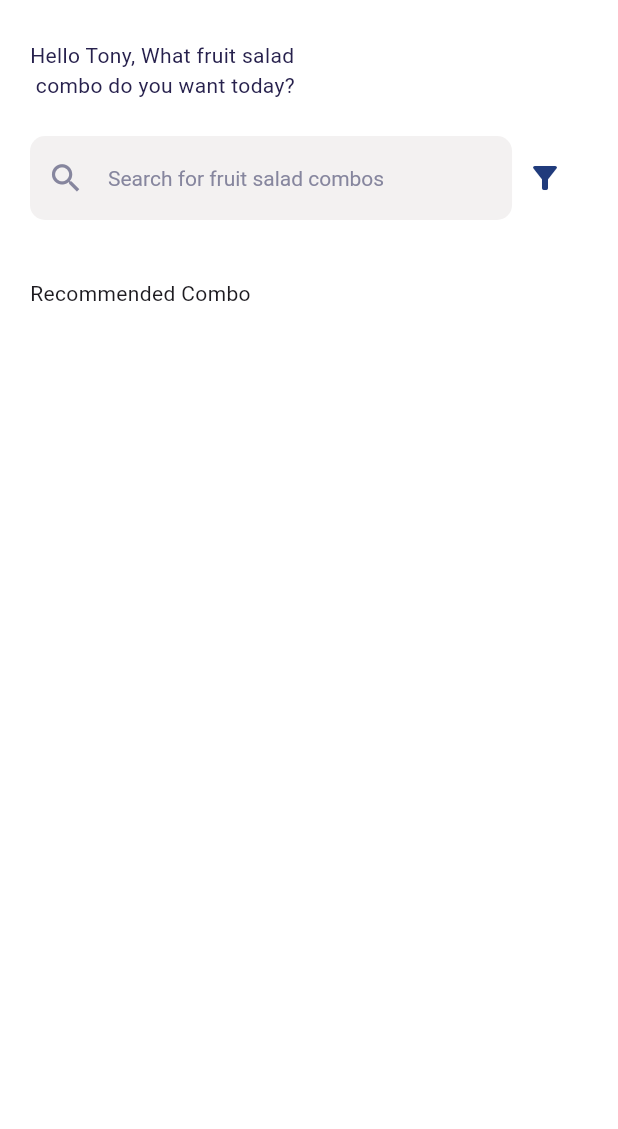
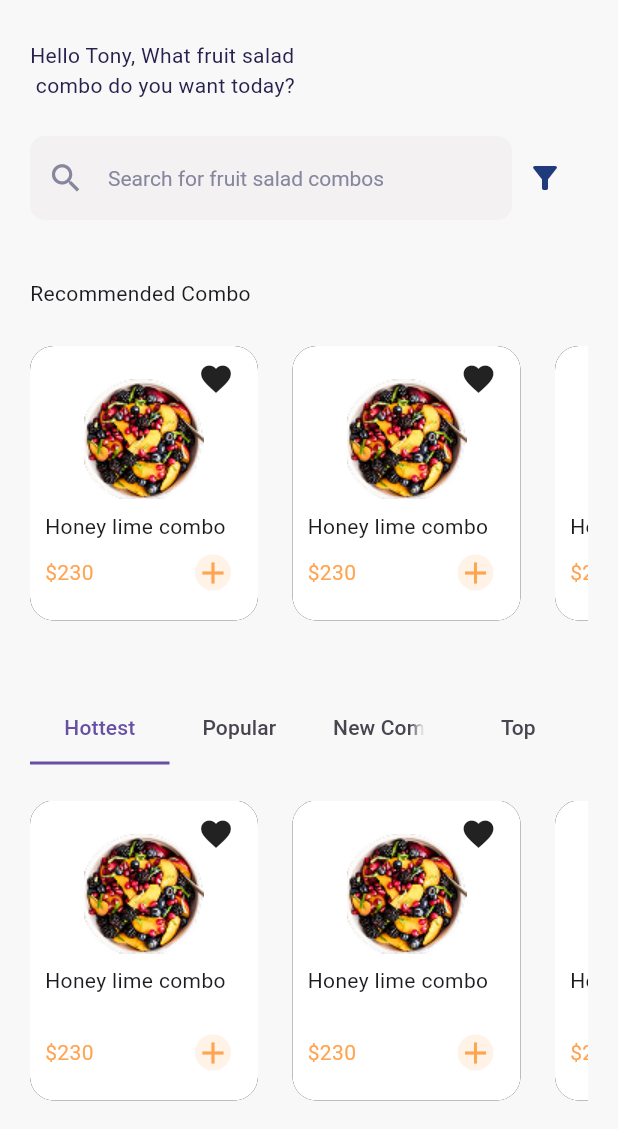
Before and after one commit to rakibul6670/food_e-commerce_app, a Flutter app: the AuthenticationScreen screen opened directly, after a tap on "Start Ordering", on a phone screen of 412 x 824 dp, the part 107-1236 px from its top. Run offline on Flutter 3.47's test engine with Material 3 defaults, Android fonts, the light colour scheme and no system bars.

Commit message:
dashboard ,details ,favorites and basktet screen ui complete

```diff
--- a/lib/ui/screens/authentication_screen.dart
+++ b/lib/ui/screens/authentication_screen.dart
@@ -1,6 +1,7 @@
 import 'package:flutter/material.dart';
 import 'package:food_ecommerce_app/core/constants/assets_images_path.dart';
 import 'package:food_ecommerce_app/ui/screens/home_screen.dart';
+import 'package:food_ecommerce_app/ui/widgets/custom_text_button.dart';
 
 class AuthenticationScreen extends StatelessWidget {
   const AuthenticationScreen({super.key});
@@ -90,30 +91,16 @@ class AuthenticationScreen extends StatelessWidget {
 
                 SizedBox(height: 42),
                 //--------------------------- Lets Gets Button ----------
-                SizedBox(
-                  height: 56,
+                CustomTextButton(
                   width: screenWidth * .80,
-                  child: FilledButton(
-                    style: FilledButton.styleFrom(
-                      backgroundColor: theme.primaryColor,
-                      foregroundColor: Colors.white,
-                      shape: RoundedRectangleBorder(
-                        borderRadius: BorderRadius.circular(10),
-                      ),
-                    ),
-                    onPressed: () {
+                  buttonName: "Start Ordering ",
+                  onpressed: () {
                     Navigator.pushAndRemoveUntil(
                       context,
                       MaterialPageRoute(builder: (context) => HomeScreen()),
                       (predicate) => false,
                     );
-
-                      // Navigator.pushNamedAndRemoveUntil(context, MaterialPageRoute(
-                      //   builder: (context)=> AuthenticationScreen(),
-                      //   ( predicate)=> false);
                   },
-                    child: Text("Start Ordering"),
-                  ),
                 ),
               ],
             ),
--- a/lib/ui/screens/home_screen.dart
+++ b/lib/ui/screens/home_screen.dart
@@ -1,19 +1,34 @@
 import 'package:flutter/material.dart';
 import 'package:food_ecommerce_app/core/constants/assets_icons_path.dart';
+import 'package:food_ecommerce_app/ui/screens/my_basket_screen.dart';
+import 'package:food_ecommerce_app/ui/screens/my_favorites_screen.dart';
+import 'package:food_ecommerce_app/ui/widgets/categories_food_section.dart';
+import 'package:food_ecommerce_app/ui/widgets/icon_label_button.dart';
+import 'package:food_ecommerce_app/ui/widgets/recommended_food_section.dart';
 
-class HomeScreen extends StatelessWidget {
+class HomeScreen extends StatefulWidget {
   const HomeScreen({super.key});
 
   @override
+  State<HomeScreen> createState() => _HomeScreenState();
+}
+
+class _HomeScreenState extends State<HomeScreen>
+    with SingleTickerProviderStateMixin {
+  //================== Tab Controller =================
+  late TabController tabController = TabController(length: 4, vsync: this);
+
+  @override
   Widget build(BuildContext context) {
-    final screenHeight = MediaQuery.of(context).size.height;
+    //  final screenHeight = MediaQuery.of(context).size.height;
     final screenWidth = MediaQuery.of(context).size.width;
     final theme = Theme.of(context);
     return Scaffold(
-      backgroundColor: theme.scaffoldBackgroundColor,
+      backgroundColor: Color(0xffF8F8F8),
 
       //---------------------------- Body Section ----------------------------
       body: SafeArea(
+        child: SingleChildScrollView(
           child: Padding(
             padding: const EdgeInsets.symmetric(horizontal: 20),
             child: Column(
@@ -29,65 +44,50 @@ class HomeScreen extends StatelessWidget {
 
                     Spacer(),
 
-                  //----------- Favorited icon button ----
-                  SizedBox(
+                    //----------- Favorited icon button ------
+                    IconLabelButton(
                       height: 42,
                       width: 24,
-                    child: Column(
-                      //mainAxisAlignment: MainAxisAlignment.start,
-                      children: [
-                        Image.asset(
+                      onTap: () => Navigator.push(
+                        context,
+                        MaterialPageRoute(
+                          builder: (context) => MyFavoritesScreen(),
+                        ),
+                      ),
+                      icon: Image.asset(
                         AssetsIconsPath.favorites,
                         height: 24,
                         width: 24,
                       ),
-                        Text(
-                          "fav",
-                          style: TextStyle(
-                            fontSize: 10,
-                            color: Color(0xff27214D),
+                      label: "fav",
+                    ),
+
+                    //----------- Cart icon button ----------
+                    IconLabelButton(
+                      onTap: () => Navigator.push(
+                        context,
+                        MaterialPageRoute(
+                          builder: (context) => MyBasketScreen(),
                         ),
                       ),
-                      ],
-                    ),
-                  ),
-
-                  //----------- Cart icon button ----
-                  SizedBox(
-                    height: 41,
-                    //width: 42,
-                    child: Column(
-                      children: [
-                        Icon(
+                      icon: Icon(
                         Icons.shopping_cart,
                         color: theme.primaryColor,
                         size: 25,
                       ),
-                        // Image.asset(
-                        //   AssetsIconsPath.shoppingBasket,
-                        //   height: 50, //24
-                        //   width: 50, //24
-                        //   fit: BoxFit.cover,
-                        // ),
-                        Text(
-                          "My basket",
-                          style: TextStyle(
-                            fontSize: 10,
-                            color: Color(0xff27214D),
-                          ),
-                        ),
-                      ],
-                    ),
+                      label: "My basket",
                     ),
                   ],
                 ),
 
                 //---------------- Title -------------------
                 SizedBox(height: 24),
+
                 Text(
                   "Hello Tony, What fruit salad \n combo do you want today?",
                   style: TextStyle(color: Color(0xff27214D)),
                 ),
+
                 SizedBox(height: 24),
 
                 //--------------- Search and Filter Section -------------
@@ -121,10 +121,22 @@ class HomeScreen extends StatelessWidget {
                   ],
                 ),
 
+                //========================== Recommended Food Section =============
                 //--------------- Section title -------------------
                 SizedBox(height: 39),
                 Text("Recommended Combo"),
+                SizedBox(height: 25),
+
+                RecommendedFoodSection(),
+
+                SizedBox(height: 48),
+
+                //========================= Bottom Categories Food Card ==============
+                CategoriesFoodSection(tabController: tabController),
+                //SizedBox(height: screenHeight < 700 ? 35 : 0),
+                SizedBox(height: 30),
               ],
+            ),
           ),
         ),
       ),
--- /dev/null
+++ b/lib/ui/widgets/categories_food_section.dart
@@ -0,0 +1,52 @@
+import 'package:flutter/material.dart';
+import 'package:food_ecommerce_app/ui/widgets/recommended_food_section.dart';
+
+class CategoriesFoodSection extends StatelessWidget {
+  final TabController tabController;
+
+  const CategoriesFoodSection({super.key, required this.tabController});
+
+  @override
+  Widget build(BuildContext context) {
+    return Column(
+      children: [
+        TabBar(
+          dividerColor: Colors.transparent,
+          indicatorSize: TabBarIndicatorSize.tab,
+          //dragStartBehavior: DragStartBehavior.down,
+          controller: tabController,
+
+          tabs: [
+            Tab(text: "Hottest"),
+            Tab(text: "Popular"),
+            Tab(text: "New Combo"),
+            // Tab(
+            //   child: Text(
+            //     "New Combo",
+            //     style: TextStyle(color: Color(0xff938DB5), fontSize: 16),
+            //   ),
+            // ),
+            Tab(text: "Top"),
+          ],
+        ),
+        SizedBox(height: 24),
+
+        SizedBox(
+          height: 200,
+          child: DefaultTabController(
+            initialIndex: 0,
+            length: 4,
+            child: TabBarView(
+              children: [
+                RecommendedFoodSection(),
+                RecommendedFoodSection(),
+                RecommendedFoodSection(),
+                RecommendedFoodSection(),
+              ],
+            ),
+          ),
+        ),
+      ],
+    );
+  }
+}
--- /dev/null
+++ b/lib/ui/widgets/custom_text_button.dart
@@ -0,0 +1,37 @@
+import 'package:flutter/material.dart';
+
+class CustomTextButton extends StatelessWidget {
+  final double? height;
+  final double width;
+  final String buttonName;
+  final VoidCallback onpressed;
+
+  const CustomTextButton({
+    super.key,
+    this.height,
+    required this.width,
+    required this.buttonName,
+    required this.onpressed,
+  });
+
+  @override
+  Widget build(BuildContext context) {
+    final theme = Theme.of(context);
+
+    return SizedBox(
+      height: height ?? 56,
+      width: width,
+      child: FilledButton(
+        style: FilledButton.styleFrom(
+          backgroundColor: theme.primaryColor,
+          foregroundColor: Colors.white,
+          shape: RoundedRectangleBorder(
+            borderRadius: BorderRadius.circular(10),
+          ),
+        ),
+        onPressed: onpressed,
+        child: Text(buttonName),
+      ),
+    );
+  }
+}
--- /dev/null
+++ b/lib/ui/widgets/icon_label_button.dart
@@ -0,0 +1,41 @@
+import 'package:flutter/material.dart';
+
+class IconLabelButton extends StatelessWidget {
+  final VoidCallback onTap;
+  final Widget icon;
+  final double? height;
+  final double? width;
+  final String label;
+
+  const IconLabelButton({
+    super.key,
+    required this.onTap,
+    required this.icon,
+    this.height,
+    required this.label,
+    this.width,
+  });
+
+  @override
+  Widget build(BuildContext context) {
+    // final theme = Theme.of(context);
+
+    return GestureDetector(
+      onTap: onTap,
+      child: SizedBox(
+        height: height ?? 41,
+        width: width,
+        child: Column(
+          children: [
+            icon,
+
+            Text(
+              label,
+              style: TextStyle(fontSize: 10, color: Color(0xff27214D)),
+            ),
+          ],
+        ),
+      ),
+    );
+  }
+}
--- /dev/null
+++ b/lib/ui/widgets/on_tap_icon_button.dart
@@ -0,0 +1,37 @@
+import 'package:flutter/material.dart';
+
+class OnTapIconButton extends StatelessWidget {
+  final double? height;
+  final double? width;
+  final IconData iconData;
+  final BoxBorder? border;
+  final Color? color;
+  final VoidCallback onTap;
+
+  const OnTapIconButton({
+    super.key,
+    this.height,
+    this.width,
+    required this.iconData,
+    this.border,
+    this.color,
+    required this.onTap,
+  });
+
+  @override
+  Widget build(BuildContext context) {
+    return GestureDetector(
+      onTap: onTap,
+      child: Container(
+        height: height ?? 32,
+        width: height ?? 32,
+        decoration: BoxDecoration(
+          shape: BoxShape.circle,
+          border: border,
+          color: color ?? Color(0xffFFF2E7),
+        ),
+        child: Icon(iconData, color: Theme.of(context).primaryColor),
+      ),
+    );
+  }
+}
--- /dev/null
+++ b/lib/ui/widgets/recommended_food_section.dart
@@ -0,0 +1,98 @@
+import 'package:flutter/material.dart';
+import 'package:food_ecommerce_app/core/constants/assets_images_path.dart';
+import 'package:food_ecommerce_app/ui/screens/food_details_screen.dart';
+import 'package:food_ecommerce_app/ui/widgets/on_tap_icon_button.dart';
+
+class RecommendedFoodSection extends StatelessWidget {
+  const RecommendedFoodSection({super.key});
+
+  @override
+  Widget build(BuildContext context) {
+    // final screenHeight = MediaQuery.of(context).size.height;
+    // final screenWidth = MediaQuery.of(context).size.width;
+    final theme = Theme.of(context);
+    return SizedBox(
+      height: 183, //183
+      child: ListView.separated(
+        scrollDirection: Axis.horizontal,
+        itemCount: 10,
+        itemBuilder: (context, index) {
+          return GestureDetector(
+            onTap: () => Navigator.push(
+              context,
+              MaterialPageRoute(builder: (context) => FoodDetailsScreen()),
+            ),
+            child: Container(
+              height: 183,
+              width: 152,
+              decoration: BoxDecoration(
+                color: Colors.white,
+                borderRadius: BorderRadius.circular(16),
+                boxShadow: [BoxShadow()],
+              ),
+              child: Stack(
+                children: [
+                  //------------------- Favorites icon ----------
+                  Positioned(top: 10, right: 16, child: Icon(Icons.favorite)),
+
+                  //------------------ Image --------------
+                  Positioned(
+                    top: 22,
+                    left: 0,
+                    right: 0,
+                    child: Image.asset(
+                      AssetsImagesPath.honeyLime,
+                      height: 80,
+                      width: 80,
+                      //  fit: BoxFit.cover,
+                    ),
+                  ),
+
+                  //------------------- Title ----
+                  Positioned(
+                    top: 110,
+                    left: 10,
+                    child: Text(
+                      "Honey lime combo",
+                      overflow: TextOverflow.ellipsis,
+                      maxLines: 1,
+                    ),
+                  ),
+
+                  //---------------- Price and Quantity ----------
+                  Positioned(
+                    bottom: 20,
+                    left: 10,
+                    right: 18,
+                    child: Row(
+                      mainAxisAlignment: MainAxisAlignment.spaceBetween,
+                      children: [
+                        //--------------- price ---------------
+                        Text(
+                          "\$230",
+                          style: TextStyle(color: theme.primaryColor),
+                        ),
+
+                        //------------------- add to cart -----------
+                        OnTapIconButton(
+                          height: 24,
+                          width: 24,
+                          iconData: Icons.add,
+
+                          onTap: () {},
+                        ),
+                      ],
+                    ),
+                  ),
+                ],
+              ),
+            ),
+          );
+        },
+        separatorBuilder: (context, index) {
+          return SizedBox(width: 23);
+        },
+      ),
+    );
+  }
+}
```
Also changed, not shown: lib/ui/screens/food_details_screen.dart (added, +219 -0 lines), lib/ui/screens/my_basket_screen.dart (added, +32 -0 lines), lib/ui/screens/my_favorites_screen.dart (added, +35 -0 lines), lib/ui/screens/welcome_screen.dart (+6 -19 lines), lib/ui/widgets/food_list_title.dart (added, +55 -0 lines). Lines whose indentation alone changed are shown as unchanged.
